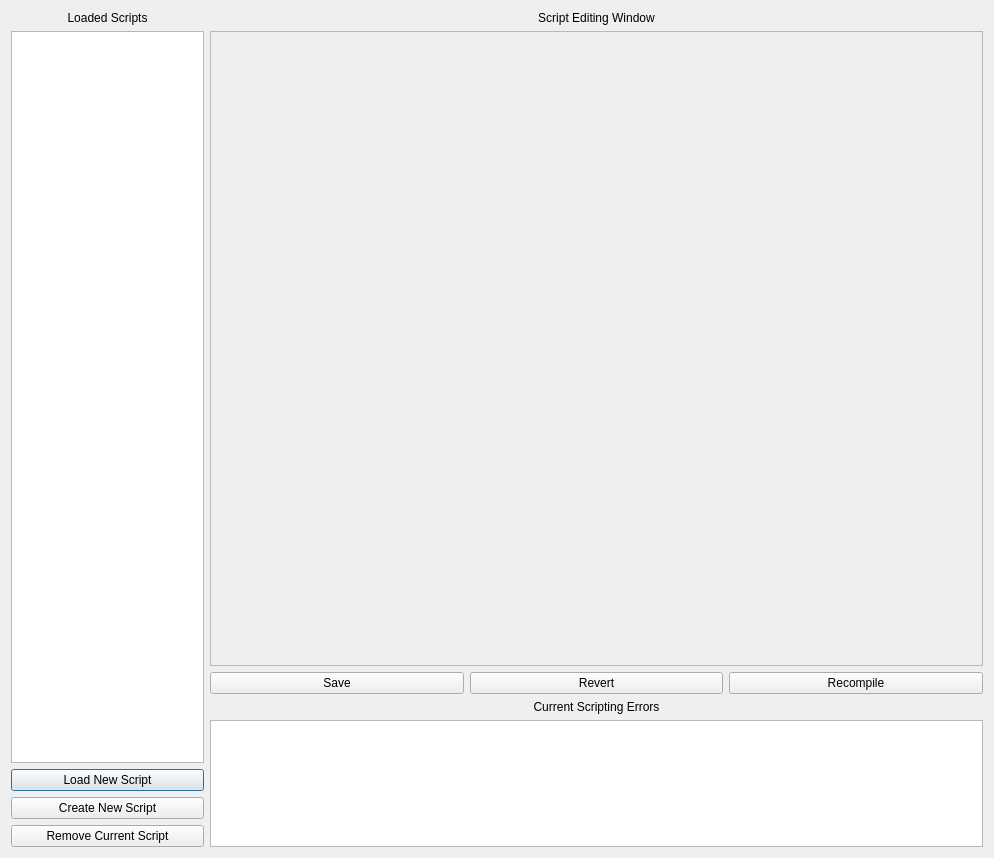
This is scriptingwindow.ui in collin80/SavvyCAN as Qt 5 draws it before an edit. The edited form follows.
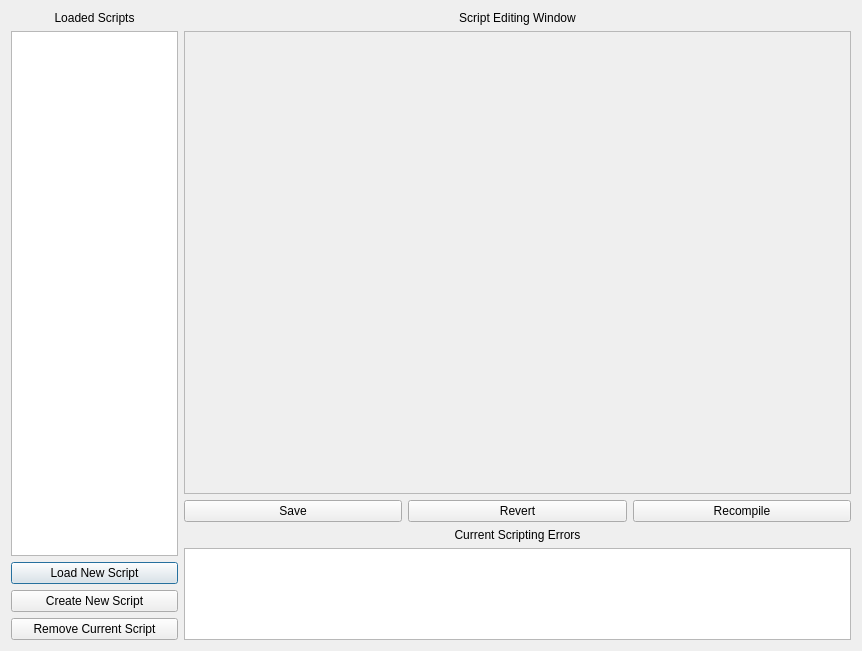
This is the edited form.

Commit message: Added ability to save/restore scripting window size and location

```diff
--- a/scriptingwindow.ui
+++ b/scriptingwindow.ui
@@ -6,8 +6,8 @@
    <rect>
     <x>0</x>
     <y>0</y>
-    <width>994</width>
-    <height>858</height>
+    <width>862</width>
+    <height>651</height>
    </rect>
   </property>
   <property name="windowTitle">
```
The commit also changes 2 other files.
